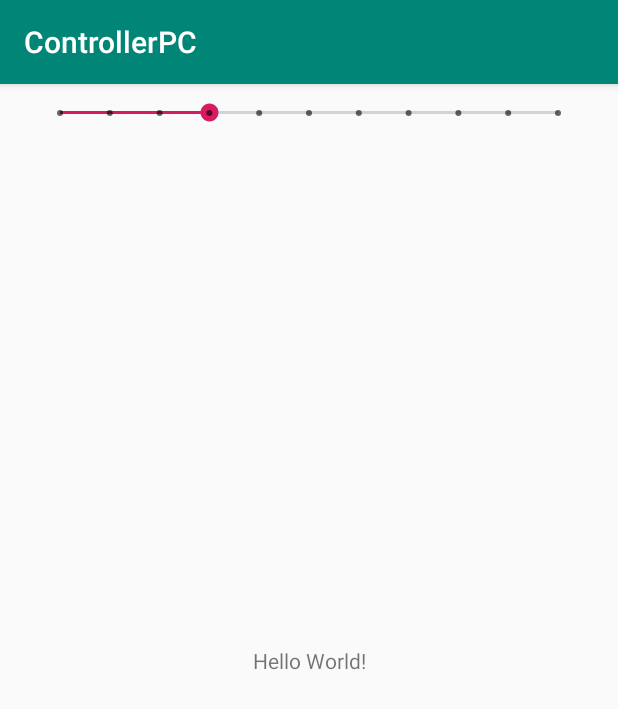
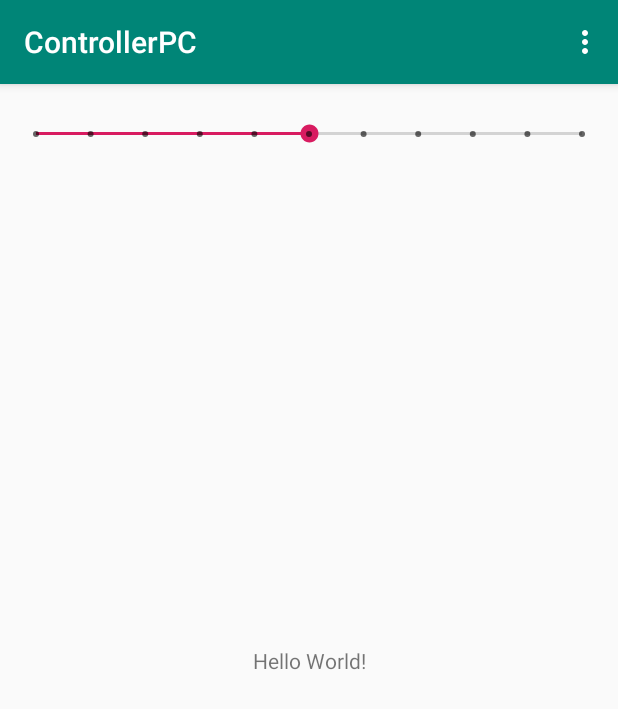
Before and after one commit to solovi4/ControllerPC, an Android app: the screen it shows after launch (MainActivity), on a phone screen of 412 x 824 dp. Shown: the top 709 px of the screen. Run offline under Robolectric (Android 15) with nearby library versions, the phone set to English and light mode, and no system bars.

Commit message:
Сделал меню и экран настроек

```diff
--- a/app/src/main/AndroidManifest.xml
+++ b/app/src/main/AndroidManifest.xml
@@ -16,6 +16,9 @@
                 <category android:name="android.intent.category.LAUNCHER" />
             </intent-filter>
         </activity>
+        <activity android:name=".SettingsActivity">
+
+        </activity>
     </application>
 
 </manifest>
--- a/app/src/main/java/com/solovi4/controllerpc/MainActivity.java
+++ b/app/src/main/java/com/solovi4/controllerpc/MainActivity.java
@@ -1,20 +1,16 @@
 package com.solovi4.controllerpc;
 
-import android.os.AsyncTask;
+import android.content.Intent;
 import android.support.v7.app.AlertDialog;
 import android.support.v7.app.AppCompatActivity;
 import android.os.Bundle;
+import android.view.Menu;
+import android.view.MenuInflater;
+import android.view.MenuItem;
+import android.view.View;
 import android.widget.SeekBar;
 import android.widget.TextView;
 
-import org.ksoap2.SoapEnvelope;
-import org.ksoap2.serialization.SoapObject;
-import org.ksoap2.serialization.SoapSerializationEnvelope;
-import org.ksoap2.transport.HttpTransportSE;
-import org.xmlpull.v1.XmlPullParserException;
-
-import java.io.Console;
-import java.io.IOException;
 
 public class MainActivity extends AppCompatActivity implements SeekBar.OnSeekBarChangeListener {
 
@@ -24,11 +20,24 @@ public class MainActivity extends AppCompatActivity implements SeekBar.OnSeekBar
     @Override
     protected void onCreate(Bundle savedInstanceState) {
         super.onCreate(savedInstanceState);
+        setContentView(R.layout.activity_main);
         commander = new Commander("http://192.168.1.38:49001/");
-        setContentView(R.layout.activity_main);
+
         SeekBar seekBar = findViewById(R.id.seekBar);
         seekBar.setOnSeekBarChangeListener(this);
         textView = findViewById(R.id.textView);
+
+    }
+
+    public boolean onCreateOptionsMenu(Menu menu) {
+        MenuInflater inflater = getMenuInflater();
+        inflater.inflate(R.menu.main_menu, menu);
+        return true;
+    }
+
+    public void settingsItemClick(MenuItem item) {
+        Intent intent = new Intent(this, SettingsActivity.class);
+        startActivity(intent);
     }
 
     public void Alert(String message)
--- a/app/src/main/res/layout/activity_main.xml
+++ b/app/src/main/res/layout/activity_main.xml
@@ -19,10 +19,13 @@
     <SeekBar
         android:id="@+id/seekBar"
         style="@style/Widget.AppCompat.SeekBar.Discrete"
-        android:layout_width="364dp"
-        android:layout_height="39dp"
+        android:layout_width="0dp"
+        android:layout_height="51dp"
+        android:layout_marginStart="8dp"
+        android:layout_marginTop="8dp"
+        android:layout_marginEnd="8dp"
         android:max="10"
-        android:progress="3"
+        android:progress="5"
         app:layout_constraintEnd_toEndOf="parent"
         app:layout_constraintStart_toStartOf="parent"
         app:layout_constraintTop_toTopOf="parent" />
--- /dev/null
+++ b/app/src/main/res/menu/main_menu.xml
@@ -0,0 +1,9 @@
+<?xml version="1.0" encoding="utf-8"?>
+<menu xmlns:tools="http://schemas.android.com/tools"
+    xmlns:app="http://schemas.android.com/apk/res-auto"
+    xmlns:android="http://schemas.android.com/apk/res/android">
+    <item
+        android:id="@+id/settings_item"
+        android:onClick="settingsItemClick"
+        android:title="Настройки" />
+</menu>
```
Also changed, not shown: app/src/main/java/com/solovi4/controllerpc/SettingsActivity.java (added, +18 -0 lines), app/src/main/res/layout/settings_layout.xml (added, +53 -0 lines).
